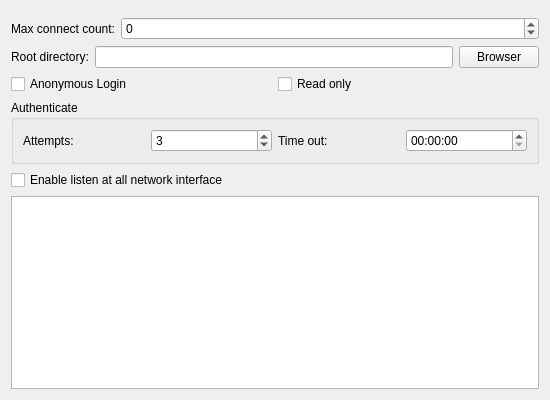
Before: the Qt Designer form Src/ParameterCompone/ParameterServerUI.ui in KangLin/RabbitRemoteControl, drawn with Qt 5.
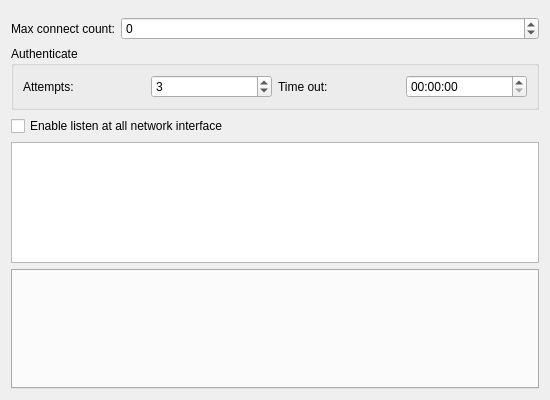
After: the same form once the commit is applied. Custom widgets are drawn as their Qt base class.

Commit message: Plugin: modify server parameter ui

Diff of the .ui file:
```diff
--- a/Src/ParameterCompone/ParameterServerUI.ui
+++ b/Src/ParameterCompone/ParameterServerUI.ui
@@ -45,45 +45,6 @@
     </layout>
    </item>
    <item row="2" column="0">
-    <layout class="QHBoxLayout" name="horizontalLayout_3">
-     <item>
-      <widget class="QLabel" name="label_8">
-       <property name="text">
-        <string>Root directory:</string>
-       </property>
-      </widget>
-     </item>
-     <item>
-      <widget class="QLineEdit" name="leRoot"/>
-     </item>
-     <item>
-      <widget class="QPushButton" name="pbRoot">
-       <property name="text">
-        <string>Browser</string>
-       </property>
-      </widget>
-     </item>
-    </layout>
-   </item>
-   <item row="3" column="0">
-    <layout class="QHBoxLayout" name="horizontalLayout_4">
-     <item>
-      <widget class="QCheckBox" name="cbAnonymousLogin">
-       <property name="text">
-        <string>Anonymous Login</string>
-       </property>
-      </widget>
-     </item>
-     <item>
-      <widget class="QCheckBox" name="cbReadOnly">
-       <property name="text">
-        <string>Read only</string>
-       </property>
-      </widget>
-     </item>
-    </layout>
-   </item>
-   <item row="4" column="0">
     <widget class="QGroupBox" name="groupBox">
      <property name="title">
       <string>Authenticate</string>
@@ -124,20 +85,36 @@
      </layout>
     </widget>
    </item>
-   <item row="5" column="0">
-    <widget class="QCheckBox" name="cbListenAll">
-     <property name="text">
-      <string>Enable listen at all network interface</string>
-     </property>
-    </widget>
-   </item>
-   <item row="6" column="0">
+   <item row="4" column="0">
     <widget class="QListView" name="lvListen">
+     <property name="sizePolicy">
+      <sizepolicy hsizetype="Expanding" vsizetype="Expanding">
+       <horstretch>0</horstretch>
+       <verstretch>1</verstretch>
+      </sizepolicy>
+     </property>
      <property name="editTriggers">
       <set>QAbstractItemView::EditTrigger::NoEditTriggers</set>
      </property>
     </widget>
    </item>
+   <item row="3" column="0">
+    <widget class="QCheckBox" name="cbListenAll">
+     <property name="text">
+      <string>Enable listen at all network interface</string>
+     </property>
+    </widget>
+   </item>
+   <item row="5" column="0">
+    <widget class="QTabWidget" name="tbFilter">
+     <property name="sizePolicy">
+      <sizepolicy hsizetype="Expanding" vsizetype="Expanding">
+       <horstretch>0</horstretch>
+       <verstretch>1</verstretch>
+      </sizepolicy>
+     </property>
+    </widget>
+   </item>
   </layout>
  </widget>
  <customwidgets>
```
Left out of the diff: 2 changed lines with no effect on the pictures. The commit also changes 11 other files.
